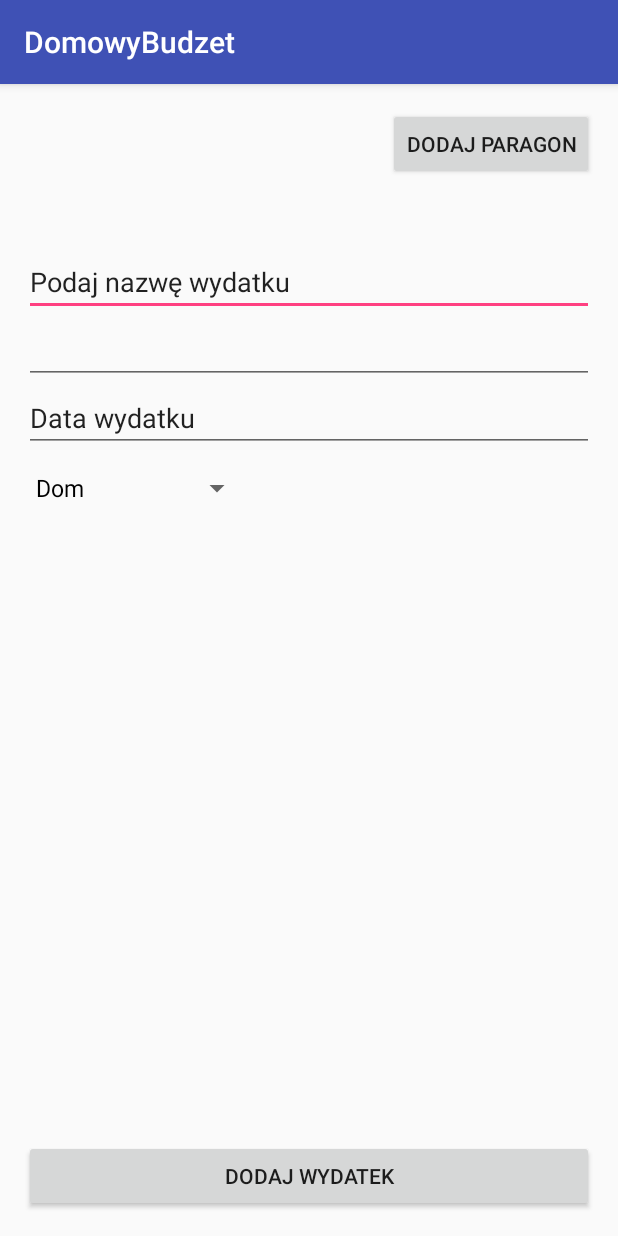
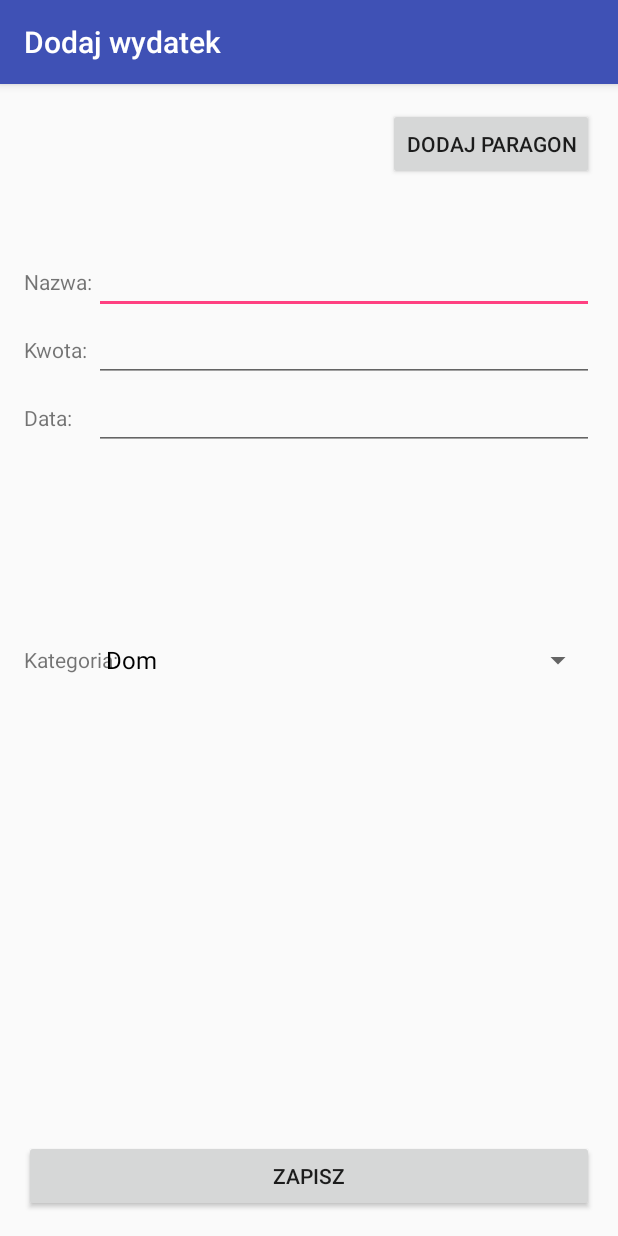
Before and after one commit to MMOZIERO/DomowyBudzet, an Android app: the Add screen opened directly, with no data from a screen before it, on a phone screen of 412 x 824 dp. Run offline under Robolectric (Android 15) with nearby library versions, the phone set to English and light mode, and no system bars.

Commit message:
Zmiana layoutu dodawania paragonu

```diff
--- a/app/src/main/res/layout/activity_add.xml
+++ b/app/src/main/res/layout/activity_add.xml
@@ -11,39 +11,34 @@
 
 
     <EditText
-        android:layout_width="wrap_content"
+        android:layout_width="500px"
         android:layout_height="wrap_content"
         android:id="@+id/editText1"
-        android:text="Podaj nazwę wydatku"
+        android:layout_marginTop="44dp"
         android:layout_below="@+id/button2"
-        android:layout_alignParentLeft="true"
-        android:layout_alignParentStart="true"
-        android:layout_marginTop="45dp"
         android:layout_alignParentRight="true"
         android:layout_alignParentEnd="true" />
 
     <EditText
-        android:layout_width="wrap_content"
+        android:layout_width="500px"
         android:layout_height="wrap_content"
         android:id="@+id/editText2"
         android:layout_below="@+id/editText1"
-        android:layout_alignParentLeft="true"
-        android:layout_alignParentStart="true"
-        android:layout_alignParentRight="true"
-        android:layout_alignParentEnd="true" />
+        android:layout_alignLeft="@+id/editText3"
+        android:layout_alignStart="@+id/editText3" />
 
     <Spinner
-        android:layout_width="wrap_content"
+        android:layout_width="500px"
         android:layout_height="wrap_content"
         android:id="@+id/spinner"
-        android:layout_below="@+id/editText3"
-        android:layout_alignParentLeft="true"
-        android:layout_alignParentStart="true" />
+        android:layout_centerVertical="true"
+        android:layout_alignLeft="@+id/editText3"
+        android:layout_alignStart="@+id/editText3" />
 
     <Button
         android:layout_width="wrap_content"
         android:layout_height="wrap_content"
-        android:text="Dodaj wydatek"
+        android:text="Zapisz"
         android:id="@+id/button"
         android:onClick="wyslij"
         android:layout_alignParentBottom="true"
@@ -53,13 +48,10 @@
         android:layout_alignParentEnd="true" />
 
     <EditText
-        android:layout_width="wrap_content"
+        android:layout_width="500px"
         android:layout_height="wrap_content"
         android:id="@+id/editText3"
-        android:text="Data wydatku"
         android:layout_below="@+id/editText2"
-        android:layout_alignParentLeft="true"
-        android:layout_alignParentStart="true"
         android:layout_alignParentRight="true"
         android:layout_alignParentEnd="true" />
 
@@ -82,4 +74,44 @@
         android:layout_alignParentStart="true"
         android:layout_above="@+id/button" />
 
+    <TextView
+        android:layout_width="wrap_content"
+        android:layout_height="wrap_content"
+        android:text="Nazwa:"
+        android:id="@+id/textView"
+        android:layout_alignBaseline="@+id/editText1"
+        android:layout_alignBottom="@+id/editText1"
+        android:layout_alignParentLeft="true"
+        android:layout_alignParentStart="true" />
+
+    <TextView
+        android:layout_width="wrap_content"
+        android:layout_height="wrap_content"
+        android:text="Kwota:"
+        android:id="@+id/textView2"
+        android:layout_above="@+id/editText3"
+        android:layout_alignBaseline="@+id/editText2"
+        android:layout_alignBottom="@+id/editText2"
+        android:layout_alignParentLeft="true"
+        android:layout_alignParentStart="true"/>
+
+    <TextView
+        android:layout_width="wrap_content"
+        android:layout_height="wrap_content"
+        android:text="Data:"
+        android:id="@+id/textView3"
+        android:layout_alignBaseline="@+id/editText3"
+        android:layout_alignBottom="@+id/editText3"
+        android:layout_alignParentLeft="true"
+        android:layout_alignParentStart="true" />
+
+    <TextView
+        android:layout_width="wrap_content"
+        android:layout_height="wrap_content"
+        android:text="Kategoria:"
+        android:id="@+id/textView4"
+        android:layout_centerVertical="true"
+        android:layout_alignParentLeft="true"
+        android:layout_alignParentStart="true" />
+
 </RelativeLayout>
```
Also changed, not shown: app/src/main/AndroidManifest.xml (+6 -3 lines), app/src/main/java/dziennik/domowybudzet/Stats.java (added, +13 -0 lines), app/src/main/res/layout/activity_main.xml (+10 -1 lines), app/src/main/res/layout/activity_stats.xml (added, +12 -0 lines).
